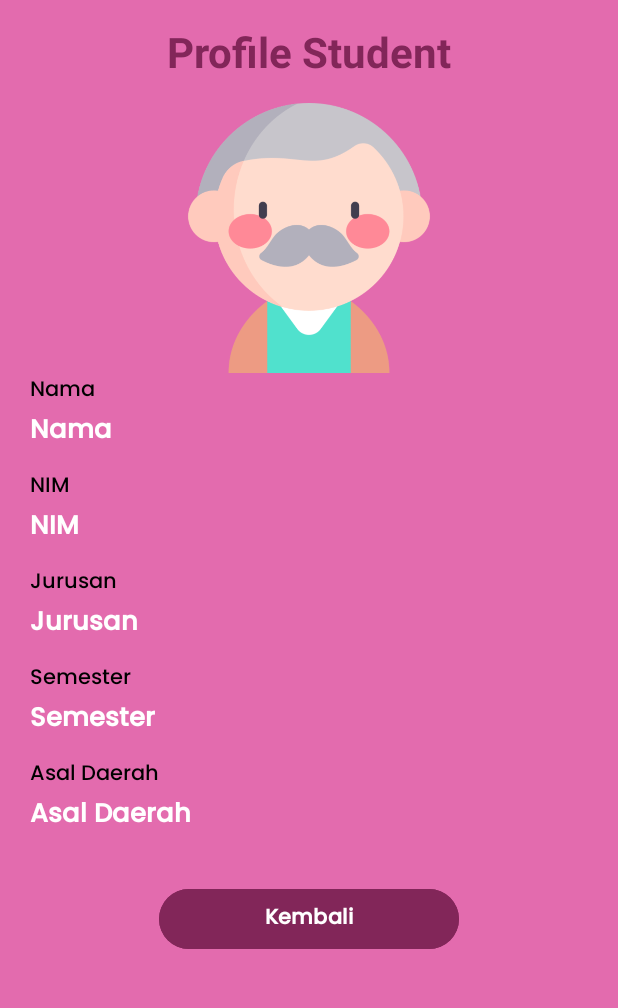
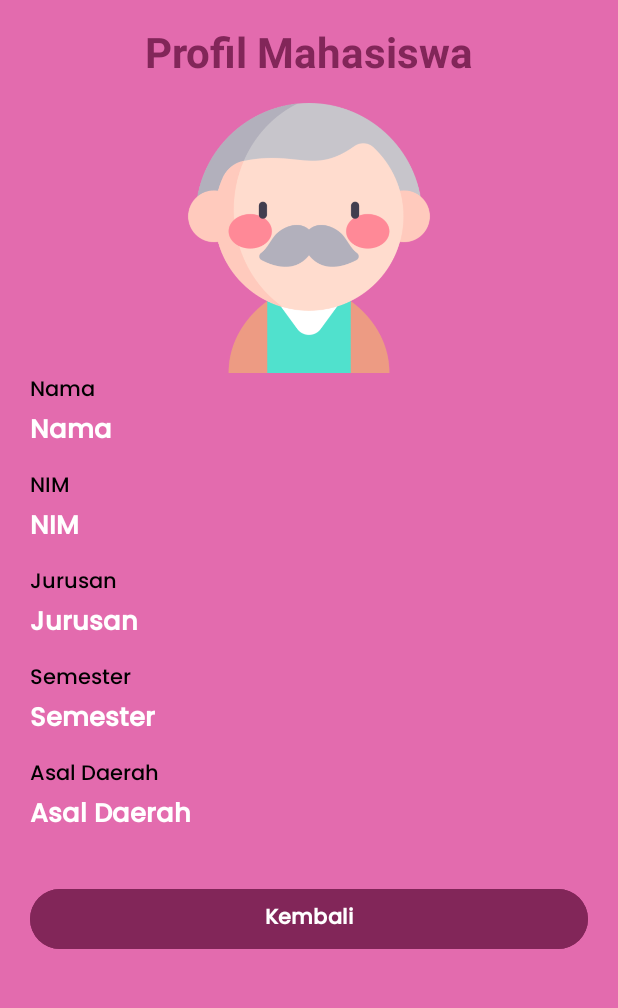
Before and after one commit to xvqiuu/PPAPB12_RoomDatabase, an Android app: the layout activity_detail.xml on its own in the app's theme, with its tools: preview values and no code run, on a phone screen of 412 x 824 dp, the part 98-1106 px from its top. Run offline under Robolectric (Android 15) with nearby library versions, the phone set to English and light mode, and no system bars.

Commit message:
Initial commit

```diff
--- a/app/src/main/java/com/example/students/EditActivity.kt
+++ b/app/src/main/java/com/example/students/EditActivity.kt
@@ -21,7 +21,7 @@ class EditActivity : AppCompatActivity() {
         setContentView(binding.root)
 
         with(binding) {
-            edtNama.setText(intent.getStringExtra("title"))
+            edtNama.setText(intent.getStringExtra("nama"))
             edtNim.setText(intent.getStringExtra("nim"))
             edtJurusan.setText(intent.getStringExtra("jurusan"))
             edtSemester.setText(intent.getStringExtra("semester"))
@@ -29,7 +29,6 @@ class EditActivity : AppCompatActivity() {
             btnEdit.setOnClickListener {
                 update(
                     Student(
-                    id = updateId,
                     nama = edtNama.text.toString(),
                     nim = edtNim.text.toString(),
                     jurusan = edtJurusan.text.toString(),
--- a/app/src/main/res/layout/activity_detail.xml
+++ b/app/src/main/res/layout/activity_detail.xml
@@ -18,7 +18,7 @@
         android:layout_width="match_parent"
         android:layout_height="wrap_content"
         style="@style/Title"
-        android:text="Profile Student"
+        android:text="Profil Mahasiswa"
         />
 
     <LinearLayout
@@ -123,7 +123,7 @@
 
         <Button
             android:id="@+id/btn_back"
-            android:layout_width="200dp"
+            android:layout_width="match_parent"
             android:layout_height="wrap_content"
             style="@style/button"
             android:text="Kembali"
```
